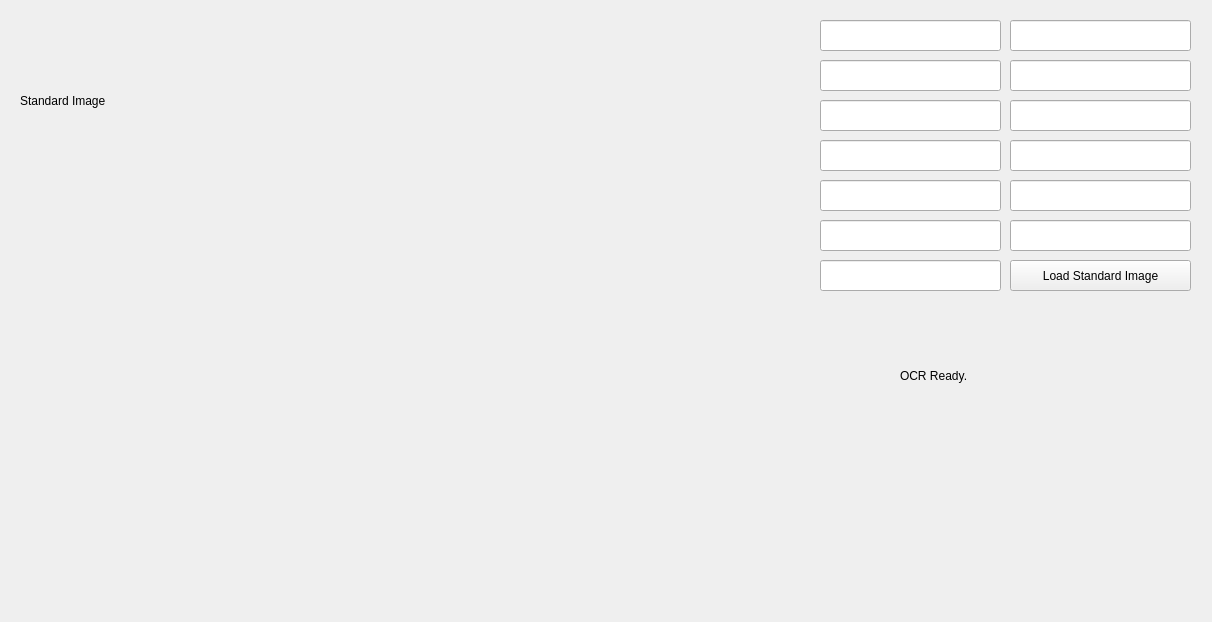
Above: mainwindow.ui from ZyuHung/GZHD_OCR_QT before the change. Below: the same form after it.
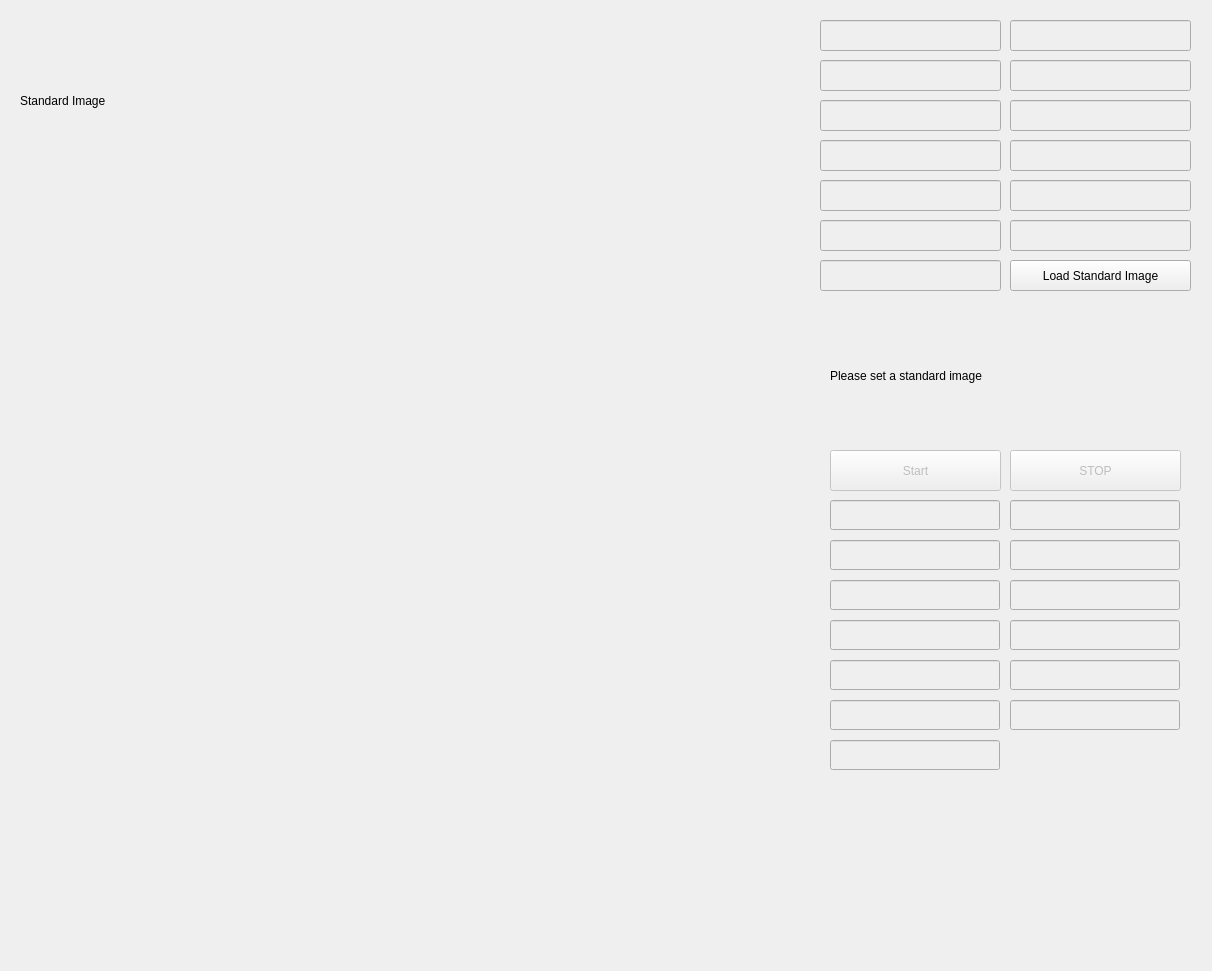
That is the form after the change. Icons and pictures are not drawn.

Commit message: Completed bad UI ^_^

The edit to the form file:
```diff
--- a/mainwindow.ui
+++ b/mainwindow.ui
@@ -7,7 +7,7 @@
     <x>0</x>
     <y>0</y>
     <width>1212</width>
-    <height>622</height>
+    <height>971</height>
    </rect>
   </property>
   <property name="windowTitle">
@@ -50,17 +50,20 @@
    <widget class="QLabel" name="mTip_label">
     <property name="geometry">
      <rect>
-      <x>900</x>
+      <x>830</x>
       <y>350</y>
       <width>231</width>
       <height>51</height>
      </rect>
     </property>
     <property name="text">
-     <string>OCR Ready.</string>
+     <string>Please set a standard image</string>
     </property>
    </widget>
    <widget class="QLineEdit" name="lineEdit">
+    <property name="enabled">
+     <bool>false</bool>
+    </property>
     <property name="geometry">
      <rect>
       <x>820</x>
@@ -71,6 +74,9 @@
     </property>
    </widget>
    <widget class="QLineEdit" name="lineEdit_2">
+    <property name="enabled">
+     <bool>false</bool>
+    </property>
     <property name="geometry">
      <rect>
       <x>1010</x>
@@ -81,6 +87,9 @@
     </property>
    </widget>
    <widget class="QLineEdit" name="lineEdit_3">
+    <property name="enabled">
+     <bool>false</bool>
+    </property>
     <property name="geometry">
      <rect>
       <x>820</x>
@@ -91,6 +100,9 @@
     </property>
    </widget>
    <widget class="QLineEdit" name="lineEdit_4">
+    <property name="enabled">
+     <bool>false</bool>
+    </property>
     <property name="geometry">
      <rect>
       <x>1010</x>
@@ -101,6 +113,9 @@
     </property>
    </widget>
    <widget class="QLineEdit" name="lineEdit_5">
+    <property name="enabled">
+     <bool>false</bool>
+    </property>
     <property name="geometry">
      <rect>
       <x>820</x>
@@ -111,6 +126,9 @@
     </property>
    </widget>
    <widget class="QLineEdit" name="lineEdit_6">
+    <property name="enabled">
+     <bool>false</bool>
+    </property>
     <property name="geometry">
      <rect>
       <x>1010</x>
@@ -121,6 +139,9 @@
     </property>
    </widget>
    <widget class="QLineEdit" name="lineEdit_7">
+    <property name="enabled">
+     <bool>false</bool>
+    </property>
     <property name="geometry">
      <rect>
       <x>820</x>
@@ -131,6 +152,9 @@
     </property>
    </widget>
    <widget class="QLineEdit" name="lineEdit_8">
+    <property name="enabled">
+     <bool>false</bool>
+    </property>
     <property name="geometry">
      <rect>
       <x>1010</x>
@@ -141,6 +165,9 @@
     </property>
    </widget>
    <widget class="QLineEdit" name="lineEdit_9">
+    <property name="enabled">
+     <bool>false</bool>
+    </property>
     <property name="geometry">
      <rect>
       <x>820</x>
@@ -151,6 +178,9 @@
     </property>
    </widget>
    <widget class="QLineEdit" name="lineEdit_10">
+    <property name="enabled">
+     <bool>false</bool>
+    </property>
     <property name="geometry">
      <rect>
       <x>1010</x>
@@ -161,6 +191,9 @@
     </property>
    </widget>
    <widget class="QLineEdit" name="lineEdit_11">
+    <property name="enabled">
+     <bool>false</bool>
+    </property>
     <property name="geometry">
      <rect>
       <x>820</x>
@@ -171,6 +204,9 @@
     </property>
    </widget>
    <widget class="QLineEdit" name="lineEdit_12">
+    <property name="enabled">
+     <bool>false</bool>
+    </property>
     <property name="geometry">
      <rect>
       <x>1010</x>
@@ -180,13 +216,252 @@
      </rect>
     </property>
    </widget>
+   <widget class="QLineEdit" name="lineEdit_13">
+    <property name="enabled">
+     <bool>false</bool>
+    </property>
+    <property name="geometry">
+     <rect>
+      <x>820</x>
+      <y>260</y>
+      <width>181</width>
+      <height>31</height>
+     </rect>
+    </property>
+   </widget>
+   <widget class="QPushButton" name="mOpenCamera_bt">
+    <property name="enabled">
+     <bool>false</bool>
+    </property>
+    <property name="geometry">
+     <rect>
+      <x>830</x>
+      <y>450</y>
+      <width>171</width>
+      <height>41</height>
+     </rect>
+    </property>
+    <property name="text">
+     <string>Start</string>
+    </property>
+   </widget>
+   <widget class="QPushButton" name="mCloseCamera_bt">
+    <property name="enabled">
+     <bool>false</bool>
+    </property>
+    <property name="geometry">
+     <rect>
+      <x>1010</x>
+      <y>450</y>
+      <width>171</width>
+      <height>41</height>
+     </rect>
+    </property>
+    <property name="text">
+     <string>STOP</string>
+    </property>
+   </widget>
+   <widget class="QLabel" name="mCam_label">
+    <property name="geometry">
+     <rect>
+      <x>20</x>
+      <y>430</y>
+      <width>54</width>
+      <height>12</height>
+     </rect>
+    </property>
+    <property name="text">
+     <string/>
+    </property>
+   </widget>
+   <widget class="QLabel" name="mAlarm_label">
+    <property name="geometry">
+     <rect>
+      <x>1060</x>
+      <y>300</y>
+      <width>121</width>
+      <height>131</height>
+     </rect>
+    </property>
+    <property name="sizePolicy">
+     <sizepolicy hsizetype="Preferred" vsizetype="Fixed">
+      <horstretch>0</horstretch>
+      <verstretch>0</verstretch>
+     </sizepolicy>
+    </property>
+    <property name="text">
+     <string/>
+    </property>
+    <property name="pixmap">
+     <pixmap resource="img.qrc">:/alarm/alarm</pixmap>
+    </property>
+   </widget>
    <widget class="QLineEdit" name="lineEdit_14">
+    <property name="enabled">
+     <bool>false</bool>
+    </property>
     <property name="geometry">
      <rect>
-      <x>820</x>
-      <y>260</y>
-      <width>181</width>
-      <height>31</height>
+      <x>830</x>
+      <y>500</y>
+      <width>170</width>
+      <height>30</height>
+     </rect>
+    </property>
+   </widget>
+   <widget class="QLineEdit" name="lineEdit_15">
+    <property name="enabled">
+     <bool>false</bool>
+    </property>
+    <property name="geometry">
+     <rect>
+      <x>1010</x>
+      <y>500</y>
+      <width>170</width>
+      <height>30</height>
+     </rect>
+    </property>
+   </widget>
+   <widget class="QLineEdit" name="lineEdit_16">
+    <property name="enabled">
+     <bool>false</bool>
+    </property>
+    <property name="geometry">
+     <rect>
+      <x>830</x>
+      <y>540</y>
+      <width>170</width>
+      <height>30</height>
+     </rect>
+    </property>
+   </widget>
+   <widget class="QLineEdit" name="lineEdit_17">
+    <property name="enabled">
+     <bool>false</bool>
+    </property>
+    <property name="geometry">
+     <rect>
+      <x>1010</x>
+      <y>540</y>
+      <width>170</width>
+      <height>30</height>
+     </rect>
+    </property>
+   </widget>
+   <widget class="QLineEdit" name="lineEdit_18">
+    <property name="enabled">
+     <bool>false</bool>
+    </property>
+    <property name="geometry">
+     <rect>
+      <x>830</x>
+      <y>580</y>
+      <width>170</width>
+      <height>30</height>
+     </rect>
+    </property>
+   </widget>
+   <widget class="QLineEdit" name="lineEdit_19">
+    <property name="enabled">
+     <bool>false</bool>
+    </property>
+    <property name="geometry">
+     <rect>
+      <x>1010</x>
+      <y>580</y>
+      <width>170</width>
+      <height>30</height>
+     </rect>
+    </property>
+   </widget>
+   <widget class="QLineEdit" name="lineEdit_20">
+    <property name="enabled">
+     <bool>false</bool>
+    </property>
+    <property name="geometry">
+     <rect>
+      <x>830</x>
+      <y>620</y>
+      <width>170</width>
+      <height>30</height>
+     </rect>
+    </property>
+   </widget>
+   <widget class="QLineEdit" name="lineEdit_21">
+    <property name="enabled">
+     <bool>false</bool>
+    </property>
+    <property name="geometry">
+     <rect>
+      <x>1010</x>
+      <y>620</y>
+      <width>170</width>
+      <height>30</height>
+     </rect>
+    </property>
+   </widget>
+   <widget class="QLineEdit" name="lineEdit_22">
+    <property name="enabled">
+     <bool>false</bool>
+    </property>
+    <property name="geometry">
+     <rect>
+      <x>830</x>
+      <y>660</y>
+      <width>170</width>
+      <height>30</height>
+     </rect>
+    </property>
+   </widget>
+   <widget class="QLineEdit" name="lineEdit_23">
+    <property name="enabled">
+     <bool>false</bool>
+    </property>
+    <property name="geometry">
+     <rect>
+      <x>1010</x>
+      <y>660</y>
+      <width>170</width>
+      <height>30</height>
+     </rect>
+    </property>
+   </widget>
+   <widget class="QLineEdit" name="lineEdit_24">
+    <property name="enabled">
+     <bool>false</bool>
+    </property>
+    <property name="geometry">
+     <rect>
+      <x>830</x>
+      <y>700</y>
+      <width>170</width>
+      <height>30</height>
+     </rect>
+    </property>
+   </widget>
+   <widget class="QLineEdit" name="lineEdit_25">
+    <property name="enabled">
+     <bool>false</bool>
+    </property>
+    <property name="geometry">
+     <rect>
+      <x>1010</x>
+      <y>700</y>
+      <width>170</width>
+      <height>30</height>
+     </rect>
+    </property>
+   </widget>
+   <widget class="QLineEdit" name="lineEdit_26">
+    <property name="enabled">
+     <bool>false</bool>
+    </property>
+    <property name="geometry">
+     <rect>
+      <x>830</x>
+      <y>740</y>
+      <width>170</width>
+      <height>30</height>
      </rect>
     </property>
    </widget>
```
Left out of the diff: 4 changed lines with no effect on the pictures. The commit also changes 5 other files.
